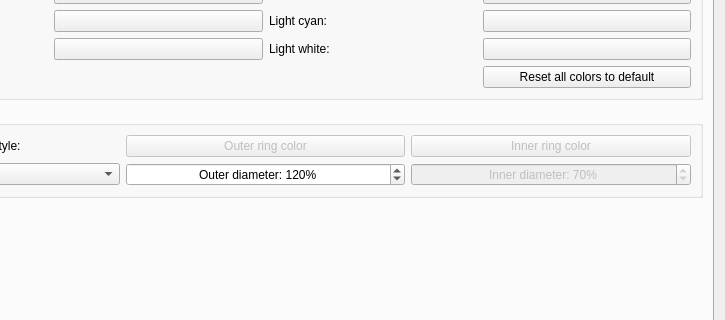
The window that src/ui/profile_preferences.ui (Mudlet/Mudlet) describes before a commit, drawn with Qt 5; both pictures show x 194 to 919 and y 354 to 674 of the 919 by 986 pixel window.
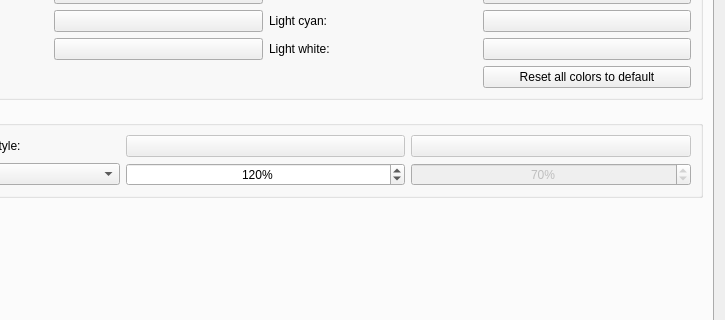
The same window after the commit. The open tabs and pages were chosen to show the change. Icons and pictures are not drawn. Custom widgets are drawn as their Qt base class.

Diff of the .ui file:
```diff
--- a/src/ui/profile_preferences.ui
+++ b/src/ui/profile_preferences.ui
@@ -3735,9 +3735,12 @@
             <property name="enabled">
              <bool>false</bool>
             </property>
-            <property name="text">
+            <property name="accessibleName">
              <string>Outer ring color</string>
             </property>
+            <property name="text">
+             <string notr="true"/>
+            </property>
            </widget>
           </item>
           <item row="0" column="2">
@@ -3745,9 +3748,12 @@
             <property name="enabled">
              <bool>false</bool>
             </property>
-            <property name="text">
+            <property name="accessibleName">
              <string>Inner ring color</string>
             </property>
+            <property name="text">
+             <string notr="true"/>
+            </property>
            </widget>
           </item>
           <item row="1" column="0">
@@ -3794,9 +3800,6 @@
             <property name="suffix">
              <string>%</string>
             </property>
-            <property name="prefix">
-             <string>Outer diameter: </string>
-            </property>
             <property name="minimum">
              <number>50</number>
             </property>
@@ -3825,9 +3828,6 @@
             <property name="suffix">
              <string>%</string>
             </property>
-            <property name="prefix">
-             <string>Inner diameter: </string>
-            </property>
             <property name="maximum">
              <number>96</number>
             </property>
```
